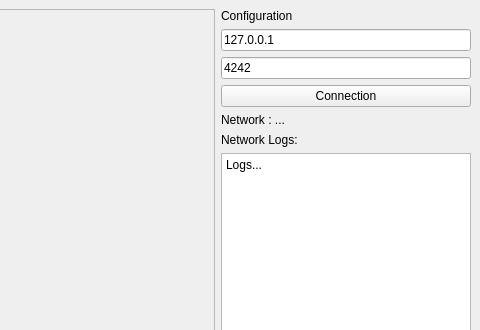
Old version of the form clientqt/src/UI/MainWindow.ui in the repository Armaldio/zappy; both pictures show x 544 to 1024 and y 0 to 330 of the 1024 by 768 pixel window.
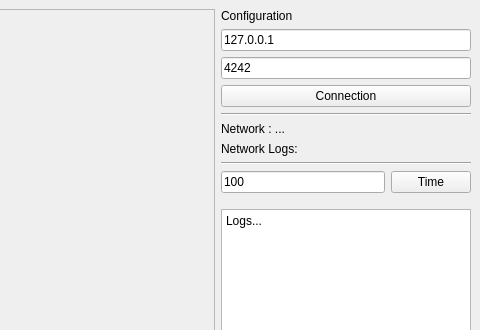
New version of the form.

Commit message: fix init map + added elapsed time control in GUI

Diff of the .ui file:
```diff
--- a/clientqt/src/UI/MainWindow.ui
+++ b/clientqt/src/UI/MainWindow.ui
@@ -70,6 +70,13 @@
             </property>
            </widget>
           </item>
+          <item>
+           <widget class="Line" name="line">
+            <property name="orientation">
+             <enum>Qt::Horizontal</enum>
+            </property>
+           </widget>
+          </item>
           <item>
            <widget class="QLabel" name="statusConnectionLabel">
             <property name="minimumSize">
@@ -90,6 +97,34 @@
             </property>
            </widget>
           </item>
+          <item>
+           <widget class="Line" name="line_2">
+            <property name="orientation">
+             <enum>Qt::Horizontal</enum>
+            </property>
+           </widget>
+          </item>
+          <item>
+           <layout class="QHBoxLayout" name="horizontalLayout">
+            <property name="bottomMargin">
+             <number>10</number>
+            </property>
+            <item>
+             <widget class="QLineEdit" name="timeEdit">
+              <property name="text">
+               <string>100</string>
+              </property>
+             </widget>
+            </item>
+            <item>
+             <widget class="QPushButton" name="changeTimeButton">
+              <property name="text">
+               <string>Time</string>
+              </property>
+             </widget>
+            </item>
+           </layout>
+          </item>
           <item>
            <widget class="QTextBrowser" name="logsBrowser">
             <property name="html">
```
The commit also changes 6 other files.
